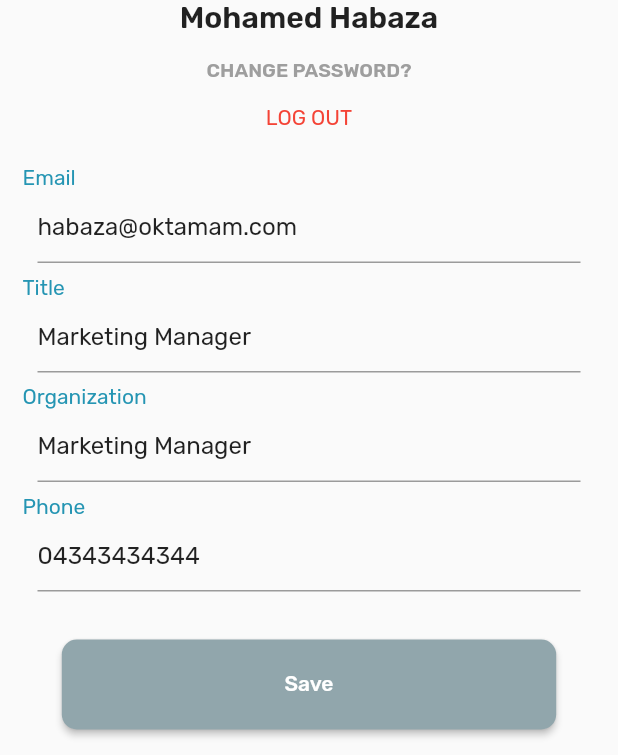
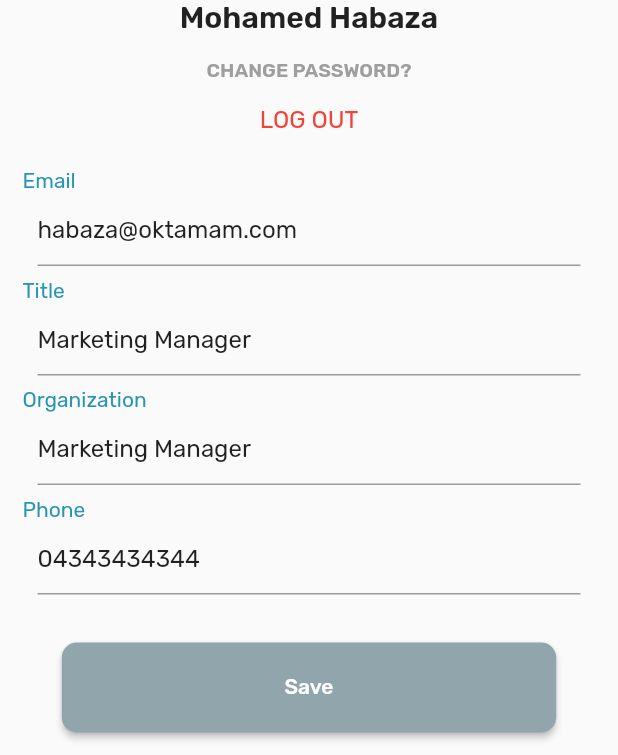
Before and after one commit to hiahmad30/OTAS, a Flutter app: the MyProfile screen opened directly, on a phone screen of 412 x 824 dp. Shown: the part 478-1233 px from the top of the screen. Run offline on Flutter 3.47's test engine with Material 2 defaults, Android fonts, the phone set to English and light mode, and no system bars; our stand-ins replace flutter_linkify, flutter_svg, font_awesome_flutter, get, google_fonts.

Commit message:
profle fix

```diff
--- a/lib/Screens/MyProfile.dart
+++ b/lib/Screens/MyProfile.dart
@@ -22,7 +22,7 @@ class MyProfile extends StatelessWidget {
       body: SafeArea(
         child: SingleChildScrollView(
           child: Container(
-            height: Get.height,
+            // height: Get.height,
             width: Get.width,
             child: Column(children: [
               Container(
@@ -87,7 +87,7 @@ class MyProfile extends StatelessWidget {
                       padding: const EdgeInsets.all(8.0),
                       child: Text(
                         'LOG OUT',
-                        style: TextStyle(color: Colors.red),
+                        style: TextStyle(color: Colors.red, fontSize: 16),
                       ),
                     ),
                   ],
```
